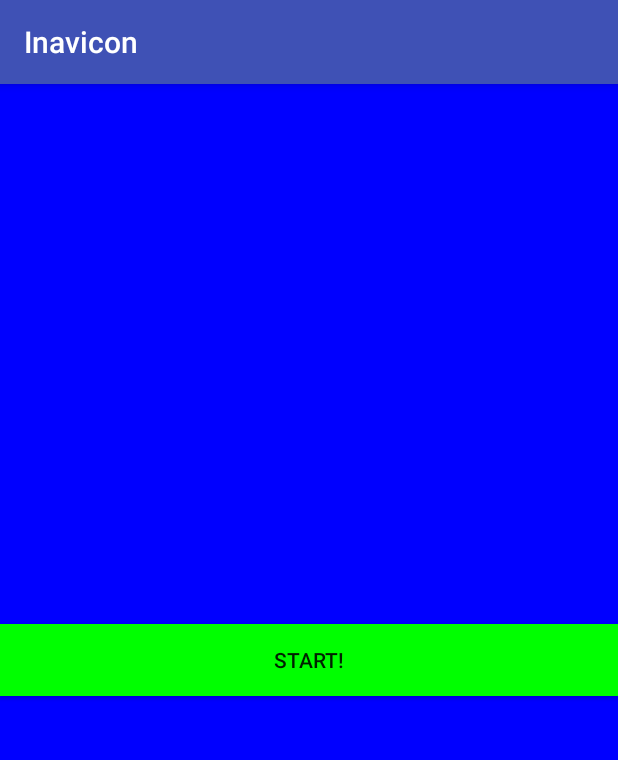
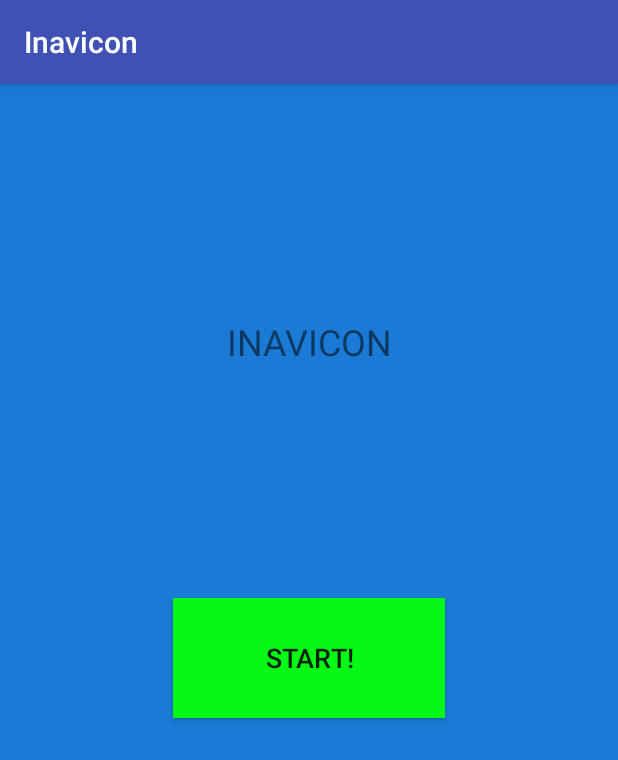
Before and after one commit to kristofferkarlsson93/Inavicon, an Android app: the screen it shows after launch (MenuActivity), on a phone screen of 412 x 824 dp. Shown: the top 760 px of the screen. Run offline under Robolectric (Android 15) with nearby library versions, the phone set to English and light mode, and no system bars.

Commit message:
Redid design. Now using XML

```diff
--- a/app/src/main/AndroidManifest.xml
+++ b/app/src/main/AndroidManifest.xml
@@ -16,6 +16,7 @@
                 <category android:name="android.intent.category.LAUNCHER" />
             </intent-filter>
         </activity>
+        <activity android:name=".MainActivity"></activity>
     </application>
 
 </manifest>
--- /dev/null
+++ b/app/src/main/java/com/karlssonkristoffer/inavicon/MainActivity.java
@@ -0,0 +1,18 @@
+package com.karlssonkristoffer.inavicon;
+
+import android.support.v7.app.AppCompatActivity;
+import android.os.Bundle;
+
+public class MainActivity extends AppCompatActivity {
+
+    @Override
+    protected void onCreate(Bundle savedInstanceState) {
+        super.onCreate(savedInstanceState);
+        setContentView(R.layout.activity_main);
+
+
+    }
+}
+
+
+//https://www.youtube.com/watch?v=nwXILgQz-SU
--- a/app/src/main/java/com/karlssonkristoffer/inavicon/MenuActivity.java
+++ b/app/src/main/java/com/karlssonkristoffer/inavicon/MenuActivity.java
@@ -1,44 +1,35 @@
 package com.karlssonkristoffer.inavicon;
 
+import android.content.Intent;
 import android.graphics.Color;
 import android.os.Bundle;
 import android.support.v7.app.AppCompatActivity;
+import android.util.Log;
+import android.view.Gravity;
+import android.view.View;
 import android.widget.Button;
 import android.widget.RelativeLayout;
-
-import android.graphics.Color;
-import android.support.annotation.RequiresPermission;
-import android.support.v7.app.AppCompatActivity;
-import android.os.Bundle;
-import android.view.Gravity;
-import android.view.ViewGroup;
-import android.widget.LinearLayout;
-import android.widget.RelativeLayout;
-import android.widget.Button;
+import android.widget.TextView;
 
 public class MenuActivity extends AppCompatActivity {
 
-    RelativeLayout menuLayout;
-    Button startButton;
+    private static final String TAG = "Message";
+    private Button startButton;
+
+
     @Override
     protected void onCreate(Bundle savedInstanceState) {
         super.onCreate(savedInstanceState);
         setContentView(R.layout.activity_menu);
-        menuLayout = new RelativeLayout(this);
-        menuLayout.setBackgroundColor(Color.BLUE);
-        startButton = new Button(this);
-        startButton.setBackgroundColor(Color.GREEN);
-        startButton.setText("START!");
-        RelativeLayout.LayoutParams startButtonDetails = new RelativeLayout.LayoutParams(
-                RelativeLayout.LayoutParams.WRAP_CONTENT,
-                RelativeLayout.LayoutParams.WRAP_CONTENT
-        );
-        startButtonDetails.addRule(RelativeLayout.CENTER_HORIZONTAL);
-        startButtonDetails.addRule(RelativeLayout.CENTER_VERTICAL);
-        startButtonDetails.width = 700;
-        menuLayout.addView(startButton, startButtonDetails);
-        setContentView(menuLayout);
-
+        startButton = (Button) findViewById(R.id.startButton);
+        startButton.setOnClickListener(new View.OnClickListener() {
+            @Override
+            public void onClick(View v) {
+                Log.d(TAG, "Click");
+                Intent intent = new Intent(MenuActivity.this, MainActivity.class);
+                startActivity(intent);
+            }
+        });
 
     }
 }
--- /dev/null
+++ b/app/src/main/res/layout/activity_main.xml
@@ -0,0 +1,10 @@
+<?xml version="1.0" encoding="utf-8"?>
+<android.support.constraint.ConstraintLayout xmlns:android="http://schemas.android.com/apk/res/android"
+    xmlns:app="http://schemas.android.com/apk/res-auto"
+    xmlns:tools="http://schemas.android.com/tools"
+    android:layout_width="match_parent"
+    android:layout_height="match_parent"
+    android:background="@color/background_color"
+    tools:context="com.karlssonkristoffer.inavicon.MainActivity">
+
+</android.support.constraint.ConstraintLayout>
--- a/app/src/main/res/layout/activity_menu.xml
+++ b/app/src/main/res/layout/activity_menu.xml
@@ -4,15 +4,43 @@
     xmlns:tools="http://schemas.android.com/tools"
     android:layout_width="match_parent"
     android:layout_height="match_parent"
+    android:background="@color/background_color"
     tools:context="com.karlssonkristoffer.inavicon.MenuActivity">
 
     <TextView
         android:layout_width="wrap_content"
         android:layout_height="wrap_content"
-        android:text="Hello World!"
+        android:text=""
         app:layout_constraintBottom_toBottomOf="parent"
         app:layout_constraintLeft_toLeftOf="parent"
         app:layout_constraintRight_toRightOf="parent"
         app:layout_constraintTop_toTopOf="parent" />
 
+    <Button
+        android:id="@+id/startButton"
+        android:layout_width="181dp"
+        android:layout_height="80dp"
+        android:text="Start!"
+        android:textSize="18sp"
+        android:background="@color/buttonColor"
+        app:layout_constraintBottom_toBottomOf="parent"
+        app:layout_constraintLeft_toLeftOf="parent"
+        app:layout_constraintRight_toRightOf="parent"
+        app:layout_constraintTop_toTopOf="parent"
+        app:layout_constraintVertical_bias="0.498"
+        tools:layout_editor_absoluteY="199dp" />
+
+    <TextView
+        android:id="@+id/nameText"
+        android:layout_width="wrap_content"
+        android:layout_height="wrap_content"
+        android:layout_marginBottom="8dp"
+        android:layout_marginTop="8dp"
+        android:text="INAVICON"
+        android:textSize="24sp"
+        app:layout_constraintBottom_toTopOf="@+id/startButton"
+        app:layout_constraintLeft_toLeftOf="parent"
+        app:layout_constraintRight_toRightOf="parent"
+        app:layout_constraintTop_toTopOf="parent" />
+
 </android.support.constraint.ConstraintLayout>
--- a/app/src/main/res/values/colors.xml
+++ b/app/src/main/res/values/colors.xml
@@ -3,4 +3,6 @@
     <color name="colorPrimary">#3F51B5</color>
     <color name="colorPrimaryDark">#303F9F</color>
     <color name="colorAccent">#FF4081</color>
+    <color name="background_color">#1b7ad6</color>
+    <color name="buttonColor">#04f915</color>
 </resources>
```
